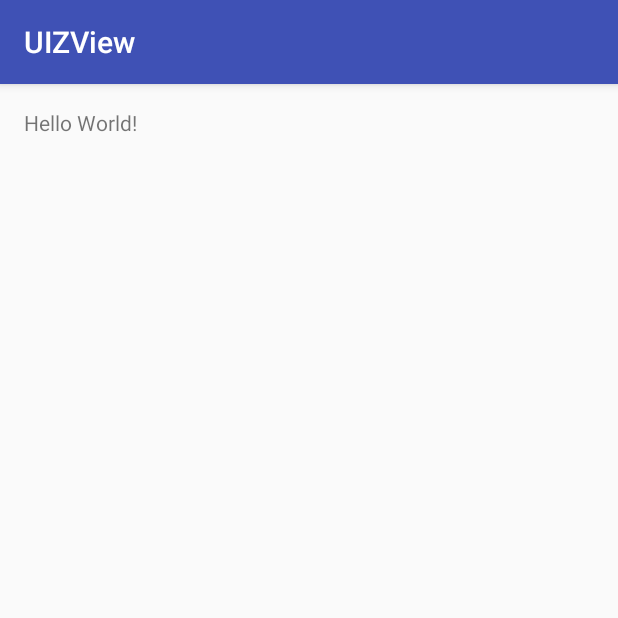
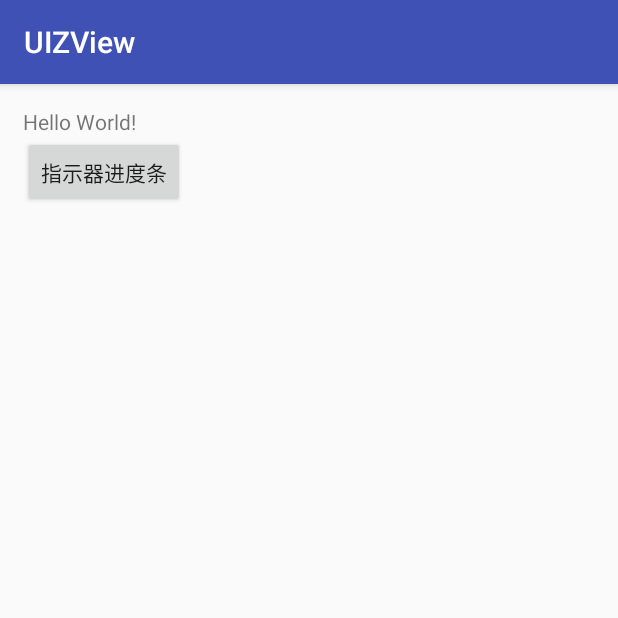
Before and after one commit to QX-Zach/UIZView, an Android app: the screen it shows after launch (MainActivity), on a phone screen of 412 x 824 dp, the top half of it. Run offline under Robolectric (Android 15) with nearby library versions, the phone set to English and light mode, and no system bars.

Commit message:
水平指示器进度条

```diff
--- a/app/src/main/AndroidManifest.xml
+++ b/app/src/main/AndroidManifest.xml
@@ -15,6 +15,7 @@
                 <category android:name="android.intent.category.LAUNCHER" />
             </intent-filter>
         </activity>
+        <activity android:name=".UIActivity.IndicatorProgressActivity"></activity>
     </application>
 
 </manifest>
--- a/app/src/main/java/personal/ui/lingchen/uizview/MainActivity.java
+++ b/app/src/main/java/personal/ui/lingchen/uizview/MainActivity.java
@@ -1,13 +1,35 @@
 package personal.ui.lingchen.uizview;
 
+import android.content.Intent;
 import android.support.v7.app.AppCompatActivity;
 import android.os.Bundle;
+import android.view.View;
+import android.widget.Button;
 
-public class MainActivity extends AppCompatActivity {
+import personal.ui.lingchen.uizview.UIActivity.IndicatorProgressActivity;
+
+public class MainActivity extends AppCompatActivity implements View.OnClickListener {
+    private Button btn_indicatorProgress;
 
     @Override
     protected void onCreate(Bundle savedInstanceState) {
         super.onCreate(savedInstanceState);
         setContentView(R.layout.activity_main);
+        initView();
+    }
+
+    private void initView() {
+        btn_indicatorProgress = (Button) findViewById(R.id.btn_indicatorProgress);
+
+        btn_indicatorProgress.setOnClickListener(this);
+    }
+
+    @Override
+    public void onClick(View v) {
+        switch (v.getId()) {
+            case R.id.btn_indicatorProgress:
+                startActivity(new Intent(MainActivity.this, IndicatorProgressActivity.class));
+                break;
+        }
     }
 }
--- a/app/src/main/res/layout/activity_main.xml
+++ b/app/src/main/res/layout/activity_main.xml
@@ -1,16 +1,26 @@
 <?xml version="1.0" encoding="utf-8"?>
-<RelativeLayout xmlns:android="http://schemas.android.com/apk/res/android"
+<LinearLayout xmlns:android="http://schemas.android.com/apk/res/android"
     xmlns:tools="http://schemas.android.com/tools"
     android:layout_width="match_parent"
     android:layout_height="match_parent"
-    android:paddingBottom="@dimen/activity_vertical_margin"
-    android:paddingLeft="@dimen/activity_horizontal_margin"
-    android:paddingRight="@dimen/activity_horizontal_margin"
-    android:paddingTop="@dimen/activity_vertical_margin"
+    android:orientation="vertical"
+    android:padding="15dp"
     tools:context="personal.ui.lingchen.uizview.MainActivity">
 
     <TextView
         android:layout_width="wrap_content"
         android:layout_height="wrap_content"
         android:text="Hello World!" />
-</RelativeLayout>
+
+    <LinearLayout
+        android:layout_width="match_parent"
+        android:layout_height="wrap_content"
+        android:orientation="horizontal">
+
+        <Button
+            android:id="@+id/btn_indicatorProgress"
+            android:layout_width="wrap_content"
+            android:layout_height="wrap_content"
+            android:text="指示器进度条" />
+    </LinearLayout>
+</LinearLayout>
```
Also changed, not shown: app/src/main/java/personal/ui/lingchen/uizview/UI/IndicatorProgressBar.java (added, +137 -0 lines), app/src/main/java/personal/ui/lingchen/uizview/UIActivity/IndicatorProgressActivity.java (added, +54 -0 lines), app/src/main/res/layout/activity_indicator_progress.xml (added, +36 -0 lines), app/src/main/res/drawable/filter_status_thumb.png (added).
